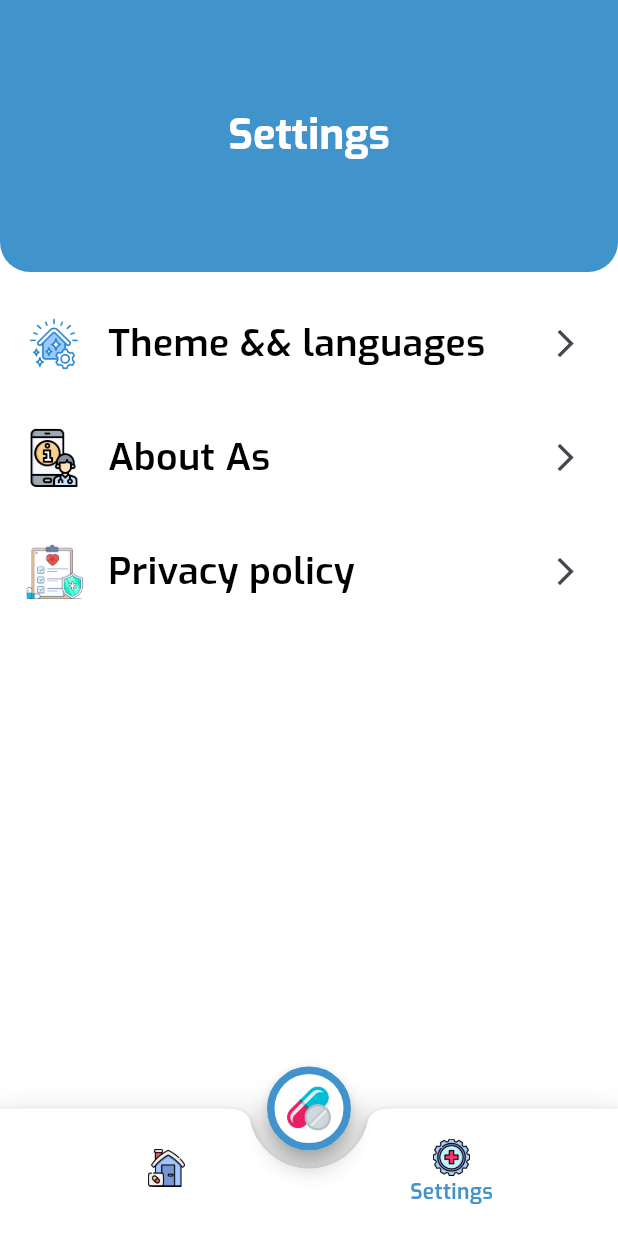
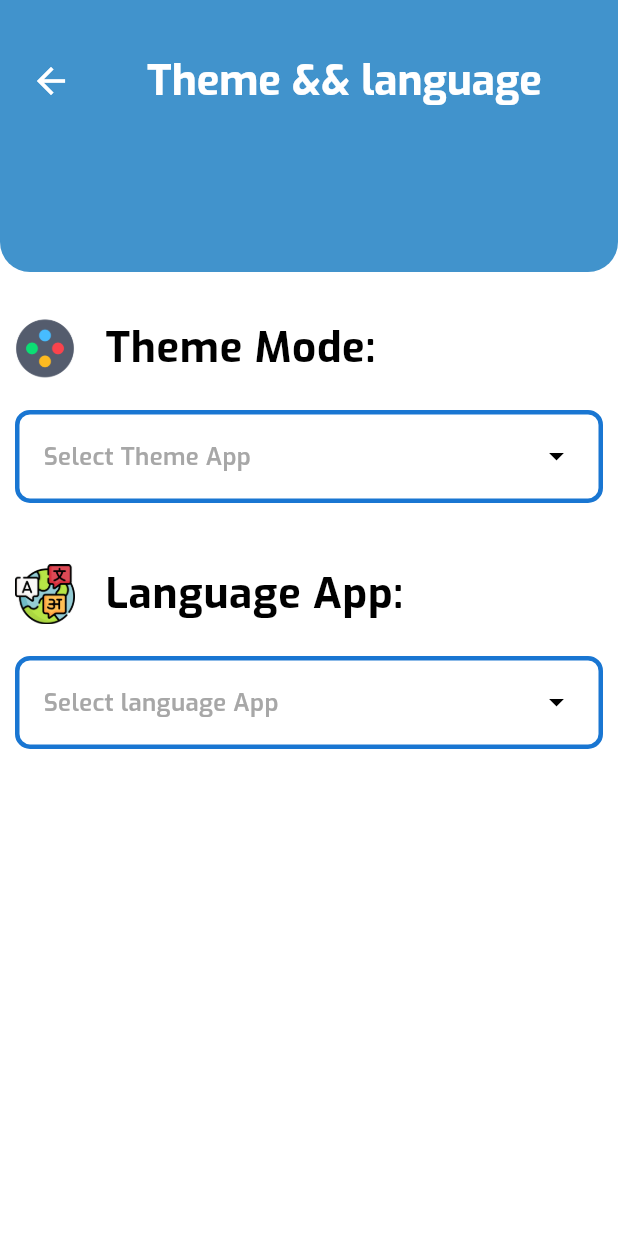
Before and after one commit to AbdAlrahmanmohamedelsayed/smartpill, a Flutter app: the LayoutView screen opened by its route, item 2 of the bottom bar chosen, after a tap on "Theme && languages", on a phone screen of 412 x 824 dp. Run offline on Flutter 3.47's test engine with Material 3 defaults, Android fonts, the phone set to English and light mode, and no system bars; drawn by our look-alikes of animated_custom_dropdown; our stand-ins replace animate_do, easy_date_timeline, flutter_onboarding_slider, lottie.

Commit message:
add Theme and language

```diff
--- a/lib/core/config/appRouter.dart
+++ b/lib/core/config/appRouter.dart
@@ -5,6 +5,7 @@ import 'package:smartpill/features/screens/Auth/log/Login_view.dart';
 import 'package:smartpill/features/screens/admin/admin_view.dart';
 import 'package:smartpill/features/screens/onboarding/onboarding_view.dart';
 import 'package:smartpill/features/screens/Auth/signup/signUp_view.dart';
+import 'package:smartpill/features/screens/settings/setting_screens/theme_and_lang_view.dart';
 import 'package:smartpill/features/screens/splash/splashview.dart';
 
 class AppRouter {
@@ -28,6 +29,9 @@ class AppRouter {
       case PageRoutesName.admin:
         return MaterialPageRoute(
             builder: (context) => AdminView(), settings: settings);
+      case PageRoutesName.theme:
+        return MaterialPageRoute(
+            builder: (context) => ThemeandLangView(), settings: settings);
       default:
         return MaterialPageRoute(
             builder: (context) => Splashview(), settings: settings);
--- a/lib/core/config/page_routes_name.dart
+++ b/lib/core/config/page_routes_name.dart
@@ -6,4 +6,5 @@ class PageRoutesName {
   static const String login = 'login';
   static const String signup = 'signup';
   static const String admin = 'admin';
+  static const String theme = 'themeandsetting';
 }
--- /dev/null
+++ b/lib/features/screens/settings/setting_screens/theme_and_lang_view.dart
@@ -0,0 +1,137 @@
+import 'package:flutter/material.dart';
+import 'package:animated_custom_dropdown/custom_dropdown.dart';
+
+class ThemeandLangView extends StatelessWidget {
+  List<String> themeList = ['Light', 'Dark'];
+  List<String> langList = ['English', 'عربي'];
+  ThemeandLangView({super.key});
+
+  @override
+  Widget build(BuildContext context) {
+    var theme = Theme.of(context);
+    var media = MediaQuery.of(context);
+    return Scaffold(
+      body: Column(
+        children: [
+          Container(
+            padding: const EdgeInsets.symmetric(horizontal: 10, vertical: 30),
+            decoration: BoxDecoration(
+                color: theme.primaryColor,
+                borderRadius: const BorderRadius.only(
+                    bottomLeft: Radius.circular(20),
+                    bottomRight: Radius.circular(20))),
+            width: media.size.width,
+            height: media.size.height * .22,
+            alignment: Alignment.topCenter,
+            child: Row(
+              children: [
+                IconButton(
+                    onPressed: () {
+                      Navigator.pop(context);
+                    },
+                    icon: const Icon(
+                      Icons.arrow_back,
+                      size: 28,
+                      color: Colors.white,
+                    )),
+                const SizedBox(
+                  width: 40,
+                ),
+                Text(
+                  'Theme && language ',
+                  style: theme.textTheme.titleLarge,
+                )
+              ],
+            ),
+          ),
+          const SizedBox(
+            height: 20,
+          ),
+          Container(
+            margin: const EdgeInsets.all(10),
+            child: Row(
+              children: [
+                Image.asset(width: 40, 'assets/images/icons/theme.png'),
+                const SizedBox(
+                  width: 20,
+                ),
+                Text(
+                  'Theme Mode:',
+                  style: theme.textTheme.bodyLarge,
+                )
+              ],
+            ),
+          ),
+          Container(
+            margin: const EdgeInsets.all(10),
+            child: CustomDropdown<String>(
+              decoration: CustomDropdownDecoration(
+                closedBorderRadius: BorderRadius.circular(10),
+                closedBorder:
+                    Border.all(width: 3, color: theme.primaryColorDark),
+                headerStyle: theme.textTheme.bodySmall,
+                closedFillColor: Colors.white,
+                expandedFillColor: Colors.white,
+                closedSuffixIcon: const Icon(
+                  Icons.arrow_drop_down,
+                  color: Colors.black,
+                ),
+                expandedSuffixIcon: const Icon(
+                  Icons.arrow_drop_up,
+                  color: Colors.black,
+                ),
+              ),
+              hintText: 'Select Theme App',
+              items: themeList,
+              // initialItem: themeList[0],
+              onChanged: (value) {},
+            ),
+          ),
+          const SizedBox(
+            height: 20,
+          ),
+          Container(
+            margin: const EdgeInsets.all(10),
+            child: Row(
+              children: [
+                Image.asset(width: 40, 'assets/images/icons/languages.png'),
+                const SizedBox(
+                  width: 20,
+                ),
+                Text(
+                  'Language App:',
+                  style: theme.textTheme.bodyLarge,
+                )
+              ],
+            ),
+          ),
+          Container(
+            margin: const EdgeInsets.all(10),
+            child: CustomDropdown<String>(
+              decoration: CustomDropdownDecoration(
+                closedBorderRadius: BorderRadius.circular(10),
+                closedBorder:
+                    Border.all(width: 3, color: theme.primaryColorDark),
+                headerStyle: theme.textTheme.bodySmall,
+                closedFillColor: Colors.white,
+                expandedFillColor: Colors.white,
+                closedSuffixIcon: const Icon(
+                  Icons.arrow_drop_down,
+                  color: Colors.black,
+                ),
+                expandedSuffixIcon: const Icon(
+                  Icons.arrow_drop_up,
+                  color: Colors.black,
+                ),
+              ),
+              hintText: 'Select language App',
+              items: langList,
+              // initialItem: themeList[0],
+              onChanged: (value) {},
+            ),
+          ),
+        ],
+      ),
+    );
+  }
+}
--- a/lib/features/screens/settings/settings_view.dart
+++ b/lib/features/screens/settings/settings_view.dart
@@ -1,4 +1,5 @@
 import 'package:flutter/material.dart';
+import 'package:smartpill/core/config/page_routes_name.dart';
 import 'package:smartpill/features/screens/settings/widgets/custom_listTile.dart';
 
 class SettingsView extends StatelessWidget {
@@ -7,7 +8,6 @@ class SettingsView extends StatelessWidget {
   @override
   Widget build(BuildContext context) {
     var theme = Theme.of(context);
-
     var media = MediaQuery.of(context);
     return Column(
       children: [
@@ -29,7 +29,9 @@ class SettingsView extends StatelessWidget {
           height: 20,
         ),
         CustomListtile(
-          onTap: () {},
+          onTap: () {
+            Navigator.pushNamed(context, PageRoutesName.theme);
+          },
           imagePath: 'assets/images/icons/staging.png',
           tittle: 'Theme && languages',
         ),
```
